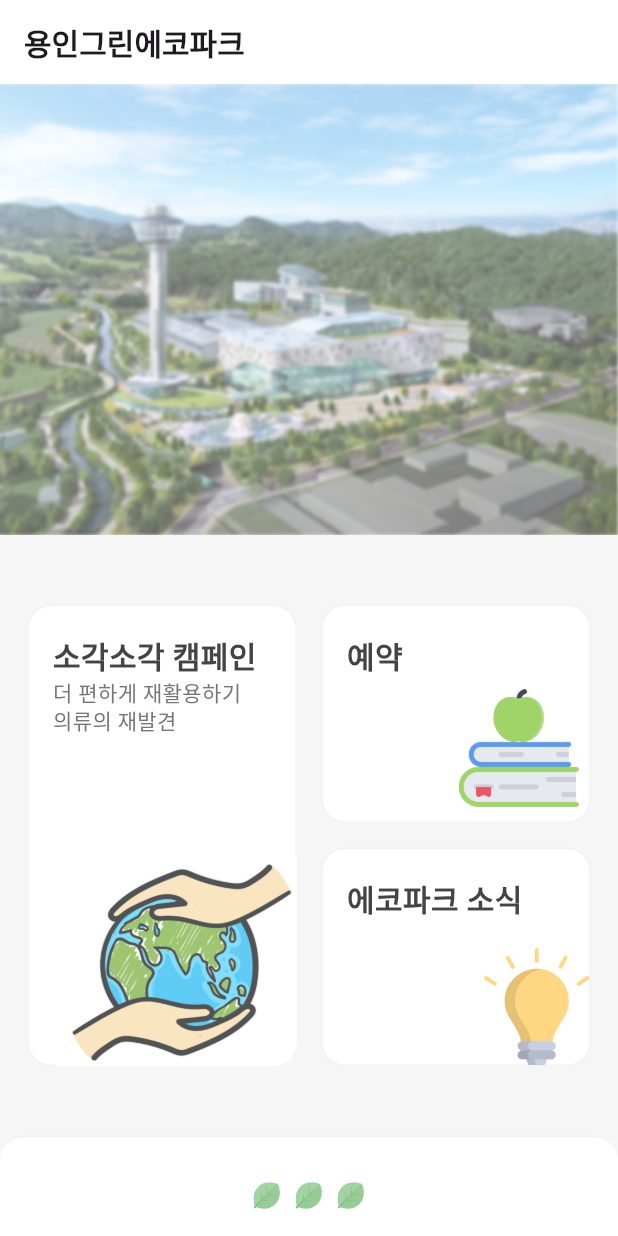
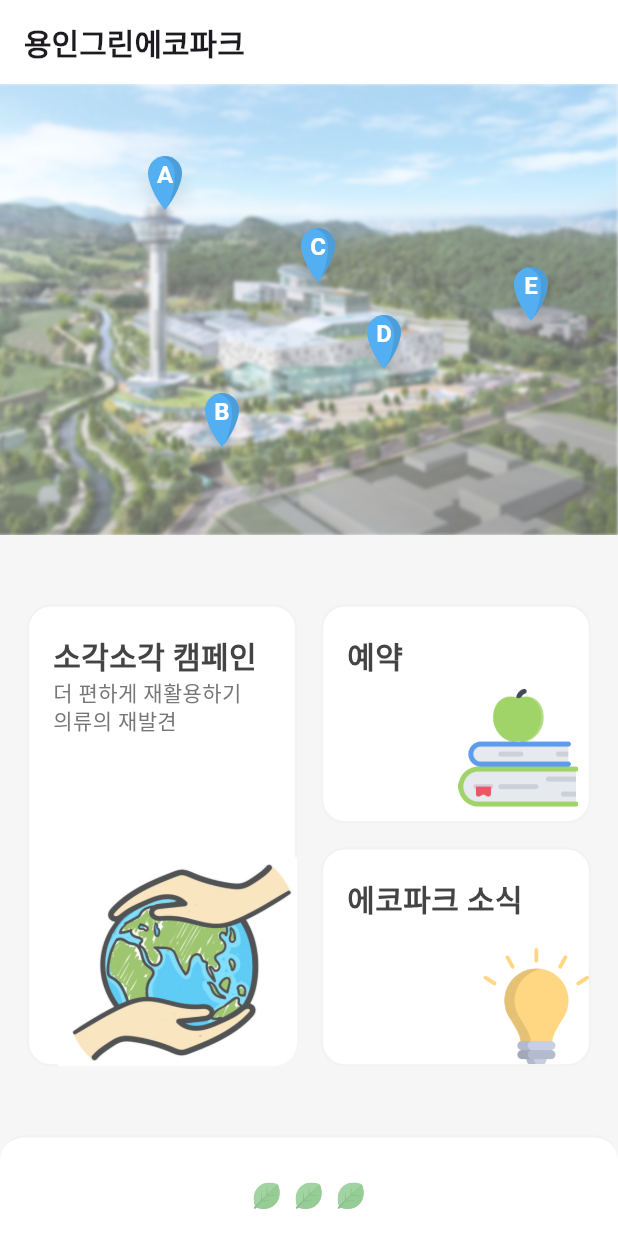
Before and after one commit to cherrie-k/K-HTML-Flutter, a Flutter app: the screen it shows after launch, on a phone screen of 412 x 824 dp. Run offline on Flutter 3.47's test engine with Material 3 defaults, Android fonts, the phone set to English and light mode, and no system bars; our stand-ins replace flutter_svg; Roboto replaces fonts that are missing (Pretendard); project files that could hold a hidden picture were left out.

Commit message:
[Feat] add map area in home page

```diff
--- a/lib/home/widgets/home_body_btn.dart
+++ b/lib/home/widgets/home_body_btn.dart
@@ -27,8 +27,8 @@ class HomeBodyBtn extends StatelessWidget {
           borderRadius: BorderRadius.circular(16),
           color: const Color(0xFFFFFFFF),
           border: Border.all(
-            color: const Color(0XFFF4F3F3),
-            width: 1.2,
+            color: const Color(0XFFF2F2F2),
+            width: 1.4,
           ),
         ),
         child: Column(
--- a/lib/home/widgets/home_detail_area.dart
+++ b/lib/home/widgets/home_detail_area.dart
@@ -16,8 +16,8 @@ class HomeDetailArea extends StatelessWidget {
         ),
         border: Border(
           top: BorderSide(
-            color: Color(0XFFF4F3F3),
-            width: 1.3,
+            color: Color(0XFFF2F2F2),
+            width: 1.5,
           ),
         ),
       ),
--- /dev/null
+++ b/lib/home/widgets/map/custom_pin.dart
@@ -0,0 +1,54 @@
+import 'package:flutter/material.dart';
+import 'package:flutter_svg/flutter_svg.dart';
+
+class CustomPin extends StatelessWidget {
+  final String text;
+
+  const CustomPin({super.key, required this.text});
+
+  @override
+  Widget build(BuildContext context) {
+    return Stack(
+      alignment: Alignment.center,
+      children: [
+        Container(
+          width: 36,
+          height: 36,
+          decoration: BoxDecoration(
+            color: Colors.transparent,
+            boxShadow: [
+              BoxShadow(
+                color: Colors.black.withOpacity(0.1),
+                spreadRadius: -6,
+                blurRadius: 10,
+                offset: const Offset(0, 2),
+              ),
+            ],
+            borderRadius: BorderRadius.circular(99),
+          ),
+        ),
+        SvgPicture.string(
+          '''<svg width="27" height="27" viewBox="0 0 27 27" fill="none" xmlns="http://www.w3.org/2000/svg">
+<path d="M13.5001 0C18.2101 0 22.0283 3.81823 22.0283 8.52831C22.0283 12.8135 18.7075 20.9317 13.5 27C8.29249 20.9318 4.9717 12.8135 4.9717 8.52831C4.9717 3.81823 8.78999 0 13.5001 0Z" fill="#53AFF2"/>
+<g opacity="0.1">
+<path d="M18.1297 6.63768C17.2999 3.25925 14.5632 0.850553 11.3462 0.274535C12.0343 0.0955019 12.7559 0 13.5 0C18.21 0 22.0283 3.81823 22.0283 8.52831C22.0283 12.4156 19.2954 19.4573 14.9004 25.2615C18.0145 18.4126 19.0881 10.5401 18.1297 6.63768Z" fill="black"/>
+</g>
+</svg>''',
+          width: 36,
+          height: 36,
+        ),
+        Positioned(
+          top: 1,
+          child: Text(
+            text,
+            style: const TextStyle(
+              fontSize: 16,
+              fontWeight: FontWeight.w700,
+              color: Colors.white,
+            ),
+          ),
+        ),
+      ],
+    );
+  }
+}
--- a/lib/home/widgets/map/map_area.dart
+++ b/lib/home/widgets/map/map_area.dart
@@ -1,7 +1,21 @@
 import 'package:flutter/material.dart';
+import 'package:k_html_flutter/home/widgets/map/custom_pin.dart';
 
-class MapArea extends StatelessWidget {
+class MapArea extends StatefulWidget {
   const MapArea({super.key});
+
+  @override
+  State<MapArea> createState() => _MapAreaState();
+}
+
+class _MapAreaState extends State<MapArea> {
+  bool _isModalVisible = false;
+
+  void _toggleModal() {
+    setState(() {
+      _isModalVisible = !_isModalVisible;
+    });
+  }
 
   @override
   Widget build(BuildContext context) {
@@ -10,7 +24,127 @@ class MapArea extends StatelessWidget {
         Image.asset(
           'assets/images/map.png',
         ),
+        Positioned(
+          top: 48,
+          left: 92,
+          child: InkWell(
+            onTap: () {
+              _toggleModal();
+            },
+            child: CustomPin(text: 'A'),
+          ),
+        ),
+        const Positioned(
+          top: 206,
+          left: 130,
+          child: CustomPin(text: 'B'),
+        ),
+        const Positioned(
+          top: 96,
+          left: 194,
+          child: CustomPin(text: 'C'),
+        ),
+        const Positioned(
+          top: 154,
+          left: 238,
+          child: CustomPin(text: 'D'),
+        ),
+        const Positioned(
+          top: 122,
+          right: 40,
+          child: CustomPin(text: 'E'),
+        ),
+        // _isModalVisible
+        //     ? Positioned(
+        //         top: 20,
+        //         left: 130,
+        //         child: mapModal(),
+        //       )
+        //     : const SizedBox.shrink(),
+        if (_isModalVisible)
+          Positioned.fill(
+            child: GestureDetector(
+              onTap: _toggleModal,
+              child: Container(
+                color: Colors.transparent,
+                child: Stack(
+                  children: [
+                    Positioned(
+                      top: 20,
+                      left: 130,
+                      child: GestureDetector(
+                        onTap: () {}, // 안쪽 탭했을때 닫히는거 방지
+                        child: mapModal(),
+                      ),
+                    ),
+                  ],
+                ),
+              ),
+            ),
+          ),
       ],
     );
   }
+
+  Widget mapModal() {
+    return Container(
+      width: 234,
+      padding: const EdgeInsets.symmetric(horizontal: 12, vertical: 10),
+      decoration: BoxDecoration(
+        color: const Color(0xFFFFFFFF),
+        borderRadius: BorderRadius.circular(12),
+      ),
+      child: Column(
+        crossAxisAlignment: CrossAxisAlignment.start,
+        children: [
+          Row(
+            children: [
+              const Text(
+                '소각전망대',
+                style: TextStyle(
+                  fontSize: 18,
+                  color: Color(0xFF444444),
+                  fontWeight: FontWeight.w700,
+                ),
+              ),
+              const Spacer(),
+              InkWell(
+                onTap: () {
+                  debugPrint('TODO: redireect');
+                },
+                child: Transform.translate(
+                  offset: const Offset(8, 0),
+                  child: const Icon(
+                    size: 28,
+                    Icons.arrow_right,
+                    color: Color(0xFFA0A0A0),
+                  ),
+                ),
+              ),
+            ],
+          ),
+          const SizedBox(height: 6),
+          Row(
+            children: [
+              Image.asset(
+                'assets/images/tower.jpeg',
+                height: 100,
+              ),
+              const SizedBox(width: 8),
+              const Expanded(
+                child: Text(
+                  '소각전망대에서 용인그린에코파크의 전경을 한 눈에 담아보세요! 로맨틱한 프로포즈 명소이기도 한 이곳은 가족들에...',
+                  style: TextStyle(
+                    fontSize: 13.8,
+                    color: Color(0xFF444444),
+                  ),
+                  textAlign: TextAlign.justify,
+                ),
+              ),
+            ],
+          ),
+        ],
+      ),
+    );
+  }
 }
--- a/pubspec.yaml
+++ b/pubspec.yaml
@@ -67,6 +67,7 @@ flutter:
 
   assets:
     - assets/images/
+    - assets/images/tower.jpeg
     - assets/icons/
 
   fonts:
```
Also changed, not shown: assets/images/tower.jpeg (added).
